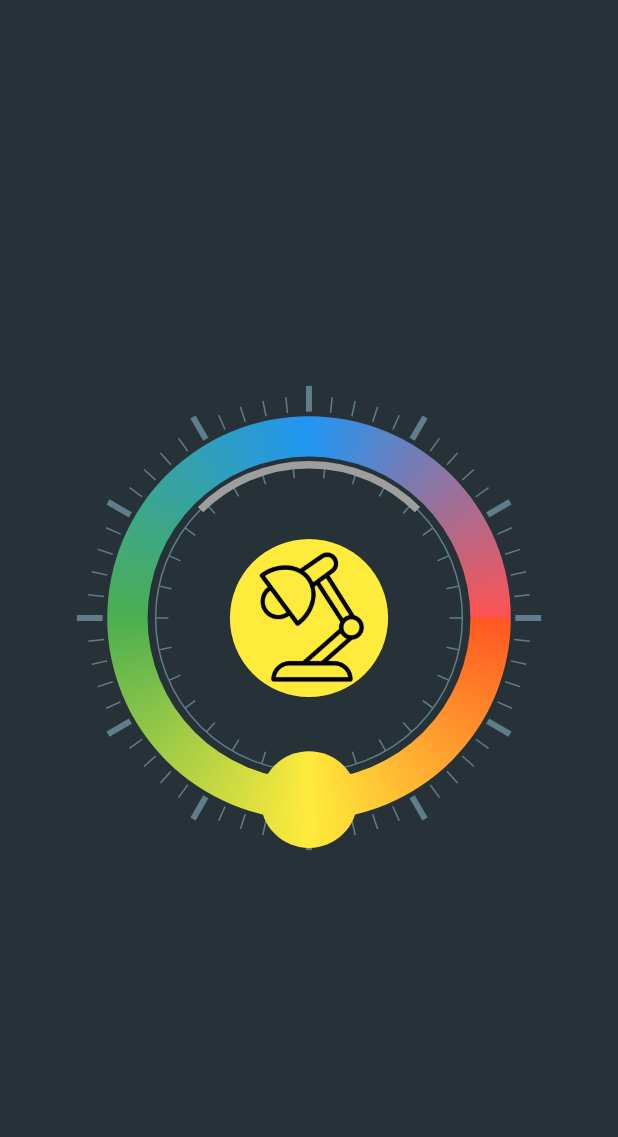
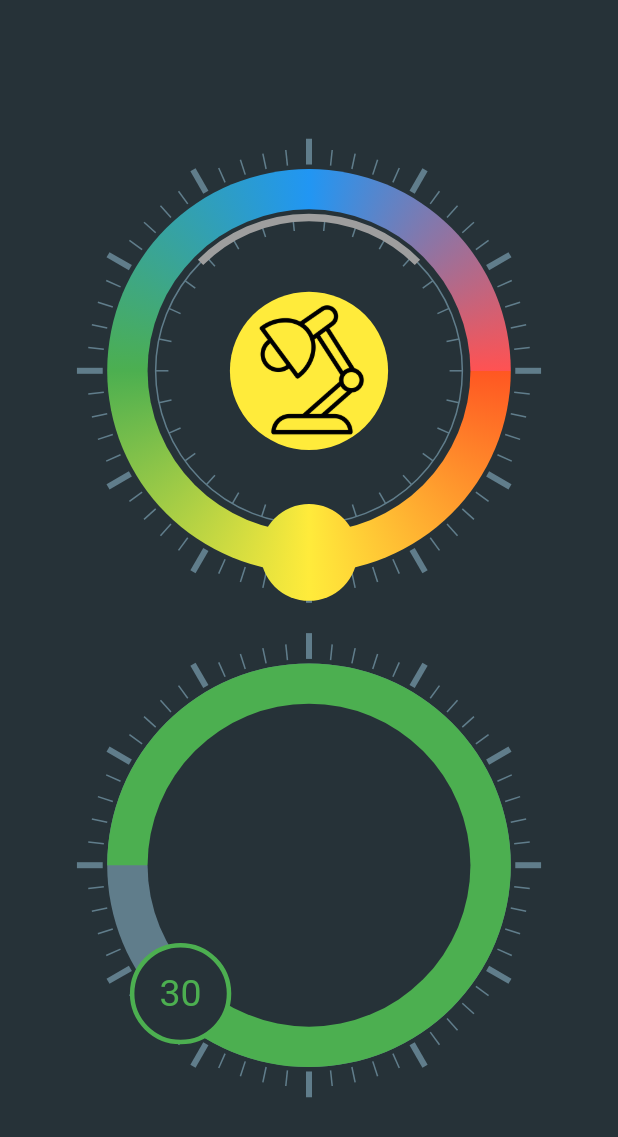
Before and after one commit to Abu-muhab/flutter_challenge_lagos, a Flutter app: the screen it shows after launch, on a phone screen of 412 x 824 dp. Shown: the top 1137 px of the screen. Run offline on Flutter 3.47's test engine with Material 2 defaults, Android fonts, the phone set to English and light mode, and no system bars.

Commit message:
clean up:

```diff
--- a/lib/main.dart
+++ b/lib/main.dart
@@ -1,5 +1,6 @@
 import 'package:flutter/material.dart';
-import 'package:flutter_lagos_challenge/widgets/light_control.dart';
+import 'package:flutter_lagos_challenge/widgets/knob_selector.dart';
+import 'package:flutter_lagos_challenge/widgets/number_knob_selector.dart';
 
 void main() {
   runApp(MyApp());
@@ -25,8 +26,10 @@ class Home extends StatelessWidget {
         color: Colors.blueGrey[900]!,
         height: double.infinity,
         width: double.infinity,
-        child: Center(
-          child: SizedBox(
+        child: Column(
+          mainAxisAlignment: MainAxisAlignment.center,
+          children: [
+            SizedBox(
               width: MediaQuery.of(context).size.width * 0.8,
               height: MediaQuery.of(context).size.width * 0.8,
               child: KnobSelector(
@@ -39,6 +42,20 @@ class Home extends StatelessWidget {
                 fillColor: Colors.blueGrey[900]!,
               ),
             ),
+            SizedBox(
+              width: MediaQuery.of(context).size.width * 0.8,
+              height: MediaQuery.of(context).size.width * 0.8,
+              child: NumberKnobSelector(
+                icon: Image.asset(
+                  "images/lamp.png",
+                  fit: BoxFit.fill,
+                ),
+                trackColor: Colors.green,
+                markingsColor: Colors.blueGrey,
+                fillColor: Colors.blueGrey[900]!,
+              ),
+            )
+          ],
         ),
       ),
     );
--- /dev/null
+++ b/lib/widgets/number_knob_selector.dart
@@ -0,0 +1,192 @@
+import 'dart:math';
+import 'package:flutter/material.dart';
+
+class NumberKnobSelector extends StatefulWidget {
+  final Color fillColor;
+  final Color markingsColor;
+  final Color trackColor;
+  final Widget? icon;
+
+  NumberKnobSelector(
+      {this.fillColor = Colors.black,
+      this.markingsColor = Colors.blueGrey,
+      this.trackColor = Colors.green,
+      this.icon});
+
+  @override
+  _NumberKnobSelectorState createState() => _NumberKnobSelectorState();
+}
+
+class _NumberKnobSelectorState extends State<NumberKnobSelector> {
+  Offset? touchStart;
+  Offset? touchUpdate;
+  double knobLocation = pi - pi / 4;
+
+  @override
+  Widget build(BuildContext context) {
+    return LayoutBuilder(builder: (context, constraints) {
+      return GestureDetector(
+        onPanUpdate: (details) {
+          setState(() {
+            touchUpdate = details.localPosition;
+          });
+        },
+        onPanStart: (details) {
+          setState(() {
+            touchStart = details.localPosition;
+          });
+        },
+        onPanEnd: (_) {
+          setState(() {
+            touchUpdate = null;
+            touchStart = null;
+          });
+        },
+        child: Stack(
+          children: [
+            CustomPaint(
+              size: Size(constraints.maxWidth, constraints.maxHeight),
+              painter: LightControllerPainter(
+                  onNewLocationCalculated: (location) {
+                    setState(() {
+                      knobLocation = location;
+                    });
+                  },
+                  trackColor: widget.trackColor,
+                  knobLocation: knobLocation,
+                  fillColor: widget.fillColor,
+                  markingsColor: widget.markingsColor,
+                  touchStart: touchStart,
+                  touchUpdate: touchUpdate),
+            )
+          ],
+        ),
+      );
+    });
+  }
+}
+
+class LightControllerPainter extends CustomPainter {
+  Offset? touchStart;
+  Offset? touchUpdate;
+  double knobLocation;
+  Color fillColor;
+  Color markingsColor;
+  Color trackColor;
+  void Function(double)? onNewLocationCalculated;
+
+  LightControllerPainter(
+      {this.touchStart,
+      this.touchUpdate,
+      this.onNewLocationCalculated,
+      this.knobLocation = 0,
+      this.markingsColor = Colors.blueGrey,
+      this.fillColor = Colors.black,
+      this.trackColor = Colors.green});
+
+  @override
+  void paint(Canvas canvas, Size size) {
+    //circle radius
+    Offset center = Offset(size.width / 2, size.width / 2);
+    double outerCircleRadius = size.width / 2.45;
+    double innerCircleRadius = outerCircleRadius * 0.8;
+
+    var paint = Paint();
+
+    //draw outer circle
+    paint.color = Colors.blueGrey;
+
+    canvas.drawCircle(center, outerCircleRadius, paint);
+    paint.color = trackColor;
+    canvas.drawArc(Rect.fromCircle(center: center, radius: outerCircleRadius),
+        pi, (knobLocation + pi), true, paint);
+    print("Norm: $knobLocation  arc: ${knobLocation + pi}");
+
+    //draw inner circle
+    paint.color = fillColor;
+    paint.shader = null;
+    canvas.drawCircle(center, innerCircleRadius, paint);
+
+    //draw outer markings
+    for (var x = 0; x < 360; x += 6) {
+      Offset lineEndpointBig = Offset(
+          (outerCircleRadius * 1.15) * cos(x * (pi / 180)) + center.dx,
+          (outerCircleRadius * 1.15) * sin(x * (pi / 180)) + center.dy);
+      Offset lineEndpointSmall = Offset(
+          (outerCircleRadius * 1.1) * cos(x * (pi / 180)) + center.dx,
+          (outerCircleRadius * 1.1) * sin(x * (pi / 180)) + center.dy);
+      Offset lineStartPoint = Offset(
+          ((lineEndpointBig.dx * 8) + (center.dx * 1)) / (8 + 1),
+          ((lineEndpointBig.dy * 8) + (center.dy * 1)) / (8 + 1));
+
+      paint.color = markingsColor;
+      if ((x % 30) == 0) {
+        paint.strokeWidth = 4;
+        canvas.drawLine(lineStartPoint, lineEndpointBig, paint);
+      } else {
+        paint.strokeWidth = 1;
+        canvas.drawLine(lineStartPoint, lineEndpointSmall, paint);
+      }
+    }
+
+    //draw knob
+    paint.style = PaintingStyle.fill;
+    paint.color = fillColor;
+    paint.strokeWidth = 0.0;
+    paint.strokeWidth = 0.0;
+    double knobRadius = (outerCircleRadius - innerCircleRadius) * 1.2;
+    double knobYDistanceFromCenter =
+        (innerCircleRadius + (outerCircleRadius - innerCircleRadius) / 2) *
+            sin(knobLocation);
+    double knobXDistanceFromCenter =
+        (innerCircleRadius + (outerCircleRadius - innerCircleRadius) / 2) *
+            cos(knobLocation);
+
+    //calculate knobCenter
+    Offset knobCenter = Offset(center.dx + knobXDistanceFromCenter,
+        center.dy + knobYDistanceFromCenter);
+
+    //check if knob is being dragged
+    if (touchStart != null) {
+      double touchRadiusFromCenter = sqrt(pow(touchUpdate!.dx - center.dx, 2) +
+          pow(touchUpdate!.dy - center.dy, 2));
+
+      //check if touchStart is actually touching the knob
+      if (touchRadiusFromCenter >= innerCircleRadius) {
+        if (onNewLocationCalculated != null && touchUpdate != null) {
+          double newLocation =
+              atan2(touchUpdate!.dy - center.dy, touchUpdate!.dx - center.dx);
+          WidgetsBinding.instance!.addPostFrameCallback((timeStamp) {
+            onNewLocationCalculated!(newLocation);
+          });
+        }
+      }
+    }
+    canvas.drawCircle(knobCenter, knobRadius, paint);
+    paint.strokeWidth = 3;
+    paint.color = trackColor;
+    paint.style = PaintingStyle.stroke;
+    canvas.drawCircle(knobCenter, knobRadius, paint);
+
+    paint.strokeWidth = 0.0;
+    paint.style = PaintingStyle.fill;
+    TextPainter textPainter = TextPainter(
+        text: TextSpan(
+            text: (((knobLocation * 180 / pi) / 360) * 80).floor().toString(),
+            style: TextStyle(color: trackColor, fontSize: 25)),
+        textAlign: TextAlign.center,
+        maxLines: 1,
+        textDirection: TextDirection.ltr);
+    textPainter.layout();
+
+    textPainter.paint(
+        canvas,
+        Offset(knobCenter.dx - textPainter.width / 2,
+            knobCenter.dy - textPainter.height / 2));
+  }
+
+  @override
+  bool shouldRepaint(covariant CustomPainter oldDelegate) {
+    return true;
+  }
+}
```
Also changed, not shown: lib/widgets/knob_selector.dart (renamed from lib/widgets/light_control.dart, +8 -6 lines). Lines whose indentation alone changed are shown as unchanged.
